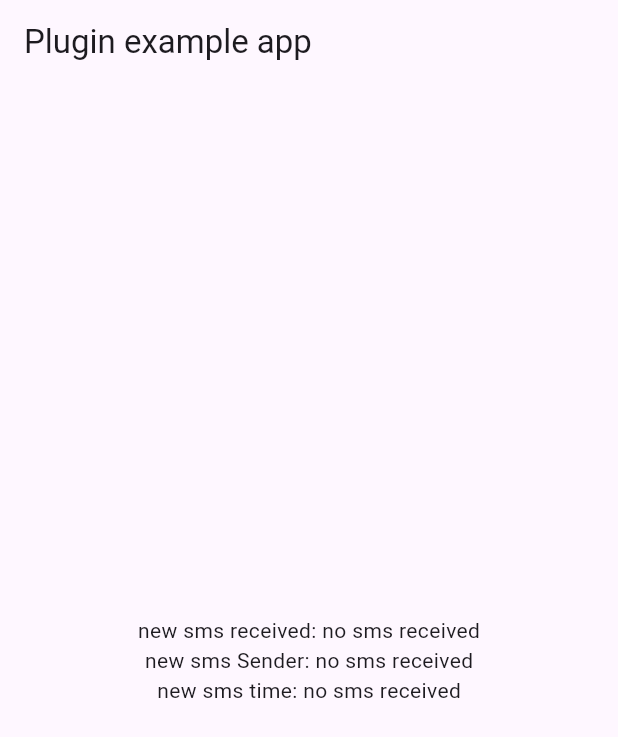
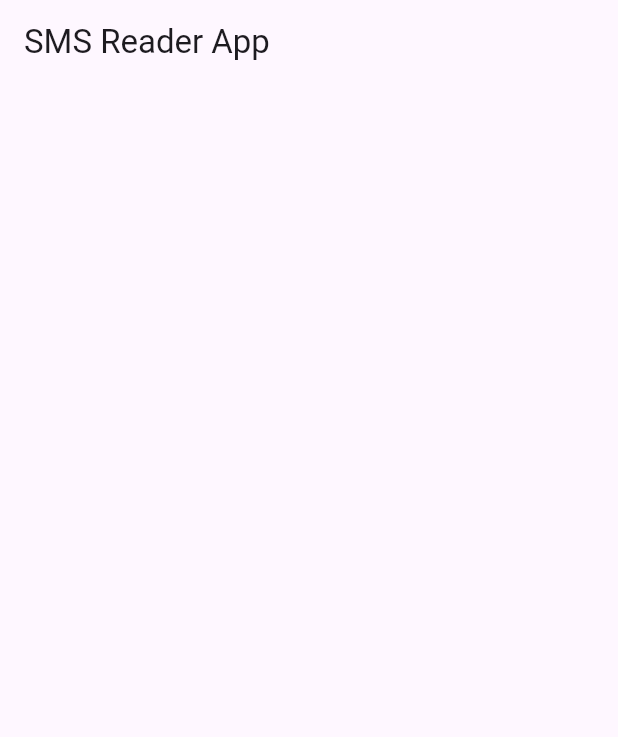
Before and after one commit to Prava-Payments/prava-relay-app, a Flutter app: the screen it shows after launch, on a phone screen of 412 x 824 dp. Shown: the top 737 px of the screen. Run offline on Flutter 3.47's test engine with Material 3 defaults, Android fonts, the phone set to English and light mode, and no system bars; our stand-ins replace permission_handler; missing offline and left inert: readsms.

Commit message:
added sms logs

```diff
--- a/lib/main.dart
+++ b/lib/main.dart
@@ -2,22 +2,19 @@ import 'package:flutter/material.dart';
 import 'package:readsms/readsms.dart';
 import 'dart:async';
 import 'package:permission_handler/permission_handler.dart';
+
 void main() {
   runApp(MaterialApp(home: Home()));
 }
 
 class Home extends StatefulWidget {
   @override
-  _Home createState() {
-    return _Home();
-  }
+  _Home createState() => _Home();
 }
 
 class _Home extends State<Home> {
-    final _plugin = Readsms();
-  String sms = 'no sms received';
-  String sender = 'no sms received';
-  String time = 'no sms received';
+  final _plugin = Readsms();
+  List<SmsData> smsList = [];
 
   @override
   void initState() {
@@ -27,9 +24,12 @@ class _Home extends State<Home> {
         _plugin.read();
         _plugin.smsStream.listen((event) {
           setState(() {
-            sms = event.body;
-            sender = event.sender;
-            time = event.timeReceived.toString();
+            SmsData smsData = SmsData(
+              body: event.body,
+              sender: event.sender,
+              timeReceived: event.timeReceived,
+            );
+            smsList.insert(0, smsData); // Insert new SmsData at the beginning
           });
         });
       }
@@ -60,19 +60,34 @@ class _Home extends State<Home> {
     return MaterialApp(
       home: Scaffold(
         appBar: AppBar(
-          title: const Text('Plugin example app'),
+          title: const Text('SMS Reader App'),
         ),
-        body: Center(
-          child: Column(
-            mainAxisAlignment: MainAxisAlignment.center,
-            children: [
-              Text('new sms received: $sms'),
-              Text('new sms Sender: $sender'),
-              Text('new sms time: $time'),
-            ],
-          ),
+        body: ListView.builder(
+          itemCount: smsList.length,
+          itemBuilder: (context, index) {
+            return Card(
+              child: ListTile(
+                title: Text('Sender: ${smsList[index].sender}'),
+                subtitle: Column(
+                  crossAxisAlignment: CrossAxisAlignment.start,
+                  children: [
+                    Text('SMS: ${smsList[index].body}'),
+                    Text('Time: ${smsList[index].timeReceived.toString()}'),
+                  ],
+                ),
+              ),
+            );
+          },
         ),
       ),
     );
   }
 }
+
+class SmsData {
+  final String body;
+  final String sender;
+  final DateTime timeReceived;
+
+  SmsData({required this.body, required this.sender, required this.timeReceived});
+}
```
